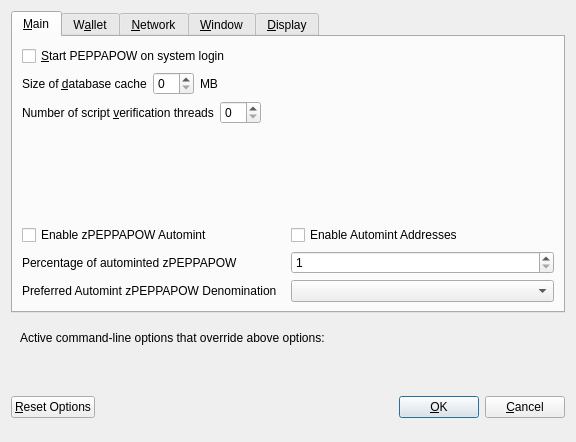
Before: the Qt Designer form src/qt/forms/optionsdialog.ui in barrystyle/Blobfish, drawn with Qt 5.
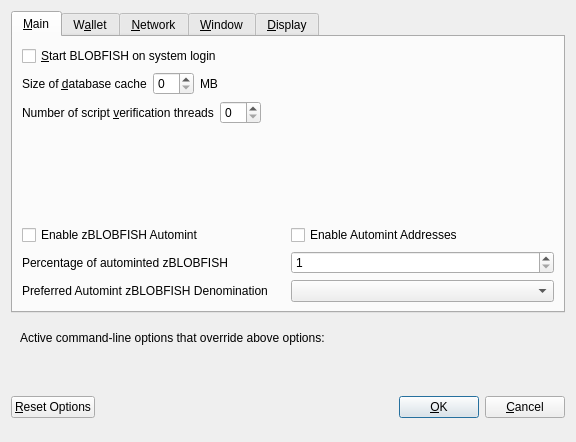
After: the same form once the commit is applied. Custom widgets are drawn as their Qt base class.

The edit to the form file:
```diff
--- a/src/qt/forms/optionsdialog.ui
+++ b/src/qt/forms/optionsdialog.ui
@@ -33,7 +33,7 @@
           <string>Automatically start PEPPAPOW after logging in to the system.</string>
          </property>
          <property name="text">
-          <string>&amp;Start PEPPAPOW on system login</string>
+          <string>&amp;Start BLOBFISH on system login</string>
          </property>
         </widget>
        </item>
@@ -147,7 +147,7 @@
                <enum>Qt::LeftToRight</enum>
               </property>
               <property name="text">
-               <string>Enable zPEPPAPOW Automint</string>
+               <string>Enable zBLOBFISH Automint</string>
               </property>
              </widget>
             </item>
@@ -174,7 +174,7 @@
                <string>Percentage of incoming PEPPAPOW which get automatically converted to zPEPPAPOW via Zerocoin Protocol (min: 10%)</string>
               </property>
               <property name="text">
-               <string>Percentage of autominted zPEPPAPOW</string>
+               <string>Percentage of autominted zBLOBFISH</string>
               </property>
              </widget>
             </item>
@@ -207,7 +207,7 @@
                <string>Wait with automatic conversion to Zerocoin until enough PEPPAPOW for this denomination is available</string>
               </property>
               <property name="text">
-               <string>Preferred Automint zPEPPAPOW Denomination</string>
+               <string>Preferred Automint zBLOBFISH Denomination</string>
               </property>
              </widget>
             </item>
```
Left out of the diff: 18 changed lines with no effect on the pictures.
